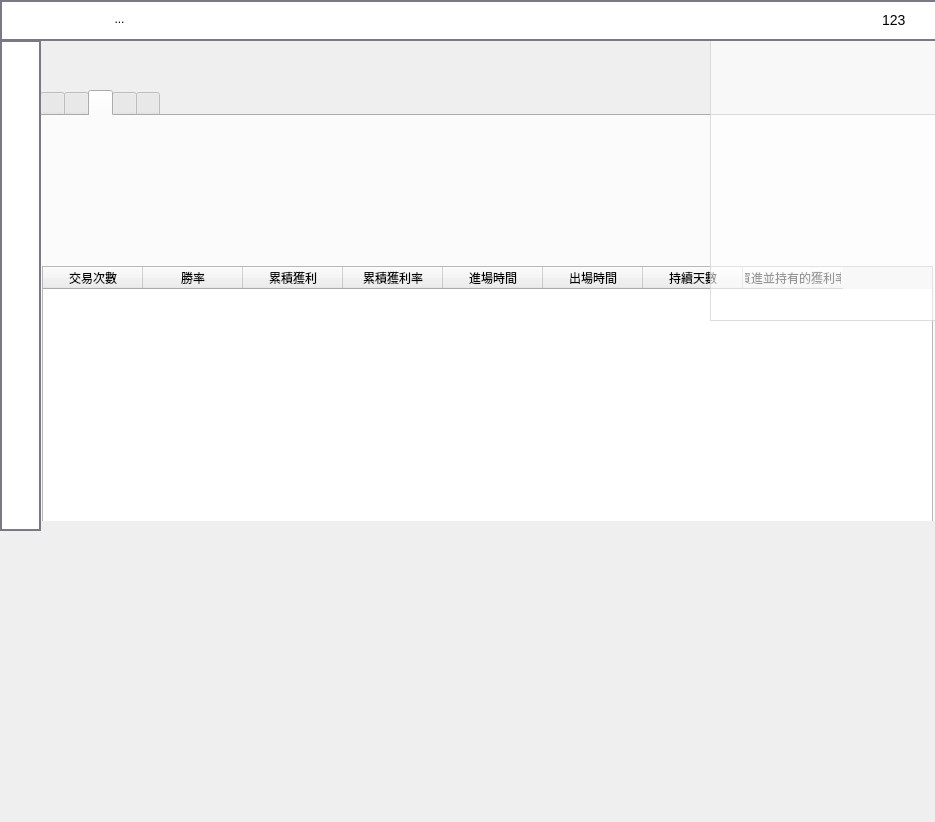
Above: 專題/圖片/interface_logined.ui from andrewlo1127/AInvest before the change. Below: the same form after it.
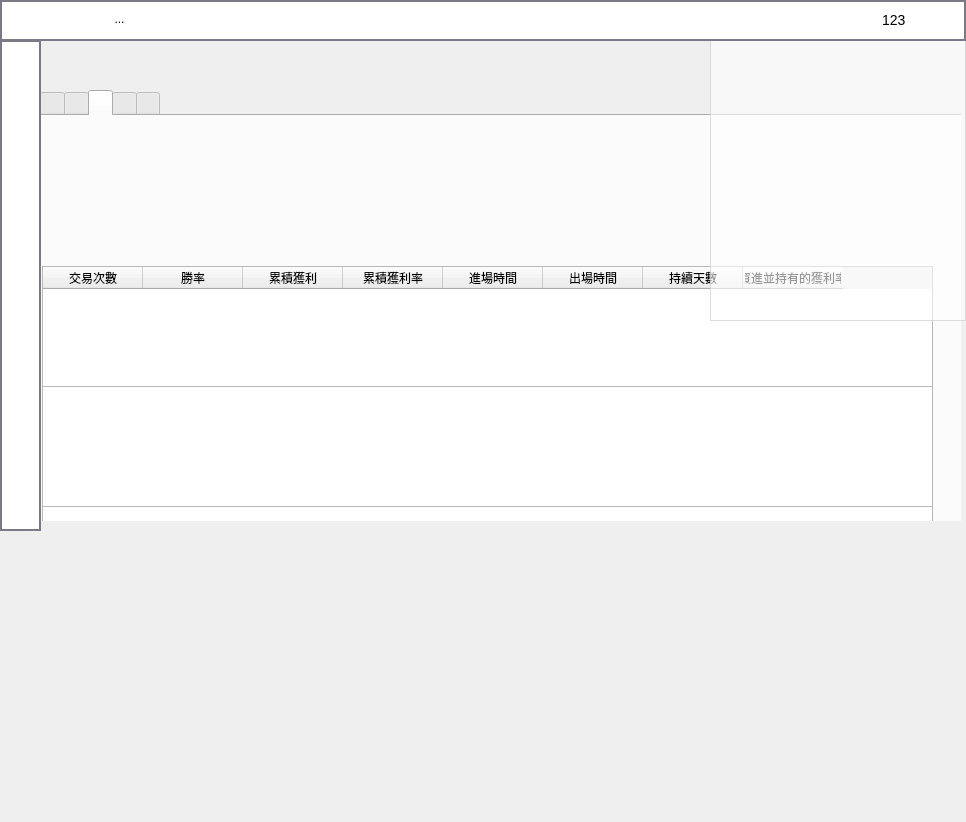
That is the form after the change. The open tabs and pages were chosen to show the change. Icons and pictures are not drawn.

```diff
--- a/專題/圖片/interface_logined.ui
+++ b/專題/圖片/interface_logined.ui
@@ -6,7 +6,7 @@
    <rect>
     <x>0</x>
     <y>0</y>
-    <width>935</width>
+    <width>966</width>
     <height>822</height>
    </rect>
   </property>
@@ -658,6 +658,16 @@
         </property>
        </column>
       </widget>
+      <widget class="QTextBrowser" name="textBrowser">
+       <property name="geometry">
+        <rect>
+         <x>0</x>
+         <y>270</y>
+         <width>891</width>
+         <height>121</height>
+        </rect>
+       </property>
+      </widget>
      </widget>
      <widget class="QWidget" name="tab_4">
       <attribute name="title">
```
Left out of the diff: 2 changed lines with no effect on the pictures.
